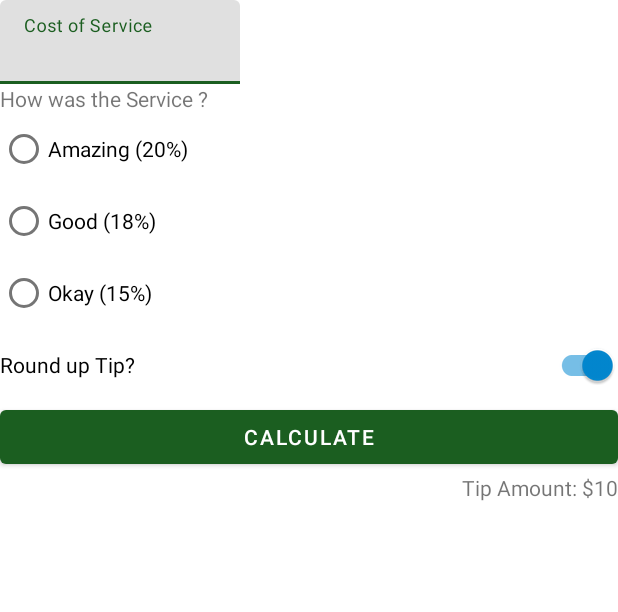
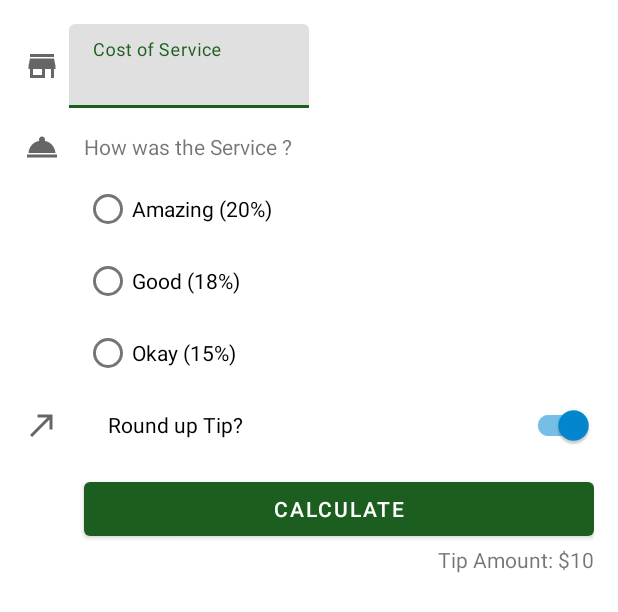
Before and after one commit to mesnuuu/TipTime, an Android app: the layout activity_main.xml on its own in the app's theme, with its tools: preview values and no code run, on a phone screen of 412 x 824 dp. Shown: the top 612 px of the screen. Run offline under Robolectric (Android 15) with nearby library versions, the phone set to English and light mode, and no system bars.

Commit message:
04 - icons
https://material.io/resources/icons/?style=baseline

support for vector drawables on the Android platform wasn't added until Android 5.0 (API level 21).

To make your app work on these older versions of Android (known as backwards compatibility), add the vectorDrawables element to your app's build.gradle file.

```diff
--- a/app/build.gradle
+++ b/app/build.gradle
@@ -17,6 +17,7 @@ android {
         targetSdkVersion 30
         versionCode 1
         versionName "1.0"
+        vectorDrawables.useSupportLibrary = true
 
         testInstrumentationRunner "androidx.test.runner.AndroidJUnitRunner"
     }
--- /dev/null
+++ b/app/src/main/res/drawable/ic_round_up.xml
@@ -0,0 +1,10 @@
+<vector xmlns:android="http://schemas.android.com/apk/res/android"
+    android:width="24dp"
+    android:height="24dp"
+    android:viewportWidth="24"
+    android:viewportHeight="24"
+    android:tint="?attr/colorControlNormal">
+  <path
+      android:fillColor="@android:color/white"
+      android:pathData="M9,5v2h6.59L4,18.59 5.41,20 17,8.41V15h2V5z"/>
+</vector>
--- /dev/null
+++ b/app/src/main/res/drawable/ic_service.xml
@@ -0,0 +1,10 @@
+<vector xmlns:android="http://schemas.android.com/apk/res/android"
+    android:width="24dp"
+    android:height="24dp"
+    android:viewportWidth="24"
+    android:viewportHeight="24"
+    android:tint="?attr/colorControlNormal">
+  <path
+      android:fillColor="@android:color/white"
+      android:pathData="M2,17h20v2L2,19zM13.84,7.79c0.1,-0.24 0.16,-0.51 0.16,-0.79 0,-1.1 -0.9,-2 -2,-2s-2,0.9 -2,2c0,0.28 0.06,0.55 0.16,0.79C6.25,8.6 3.27,11.93 3,16h18c-0.27,-4.07 -3.25,-7.4 -7.16,-8.21z"/>
+</vector>
--- /dev/null
+++ b/app/src/main/res/drawable/ic_store.xml
@@ -0,0 +1,10 @@
+<vector xmlns:android="http://schemas.android.com/apk/res/android"
+    android:width="24dp"
+    android:height="24dp"
+    android:viewportWidth="24"
+    android:viewportHeight="24"
+    android:tint="?attr/colorControlNormal">
+  <path
+      android:fillColor="@android:color/white"
+      android:pathData="M20,4L4,4v2h16L20,4zM21,14v-2l-1,-5L4,7l-1,5v2h1v6h10v-6h4v6h2v-6h1zM12,18L6,18v-4h6v4z"/>
+</vector>
--- a/app/src/main/res/layout/activity_main.xml
+++ b/app/src/main/res/layout/activity_main.xml
@@ -3,13 +3,27 @@
     xmlns:app="http://schemas.android.com/apk/res-auto"
     xmlns:tools="http://schemas.android.com/tools"
     android:layout_width="match_parent"
-    android:layout_height="match_parent"
+    android:layout_height="wrap_content"
+    android:padding="16dp"
     tools:context=".MainActivity">
+
+    <ImageView
+        android:id="@+id/icon_cost_of_service"
+        android:layout_width="wrap_content"
+        android:layout_height="wrap_content"
+        android:importantForAccessibility="no"
+        app:layout_constraintBottom_toBottomOf="@id/cost_of_service"
+        app:layout_constraintStart_toStartOf="parent"
+        app:layout_constraintTop_toTopOf="@id/cost_of_service"
+        app:srcCompat="@drawable/ic_store" />
+
 
     <com.google.android.material.textfield.TextInputLayout
         android:id="@+id/cost_of_service"
         android:layout_width="160dp"
         android:layout_height="wrap_content"
+        android:layout_marginStart="30dp"
+        android:layout_marginLeft="30dp"
         android:hint="@string/cost_of_service"
         app:layout_constraintStart_toStartOf="parent"
         app:layout_constraintTop_toTopOf="parent">
@@ -18,26 +32,40 @@
             android:id="@+id/cost_of_service_edit_text"
             android:layout_width="match_parent"
             android:layout_height="wrap_content"
-            android:inputType="numberDecimal"
-            />
+            android:inputType="numberDecimal" />
 
     </com.google.android.material.textfield.TextInputLayout>
+
+    <ImageView
+        android:id="@+id/icon_service_question"
+        android:layout_width="wrap_content"
+        android:layout_height="wrap_content"
+        android:importantForAccessibility="no"
+        app:layout_constraintBottom_toBottomOf="@+id/service_question"
+        app:layout_constraintStart_toStartOf="parent"
+        app:layout_constraintTop_toTopOf="@+id/service_question"
+        app:srcCompat="@drawable/ic_service" />
 
     <TextView
         android:id="@+id/service_question"
         android:layout_width="wrap_content"
         android:layout_height="wrap_content"
+        android:layout_margin="16dp"
+
         android:text="@string/how_was_the_service"
-        app:layout_constraintStart_toStartOf="parent"
+        app:layout_constraintStart_toEndOf="@+id/icon_cost_of_service"
         app:layout_constraintTop_toBottomOf="@+id/cost_of_service" />
+
+    <!--using material switch component.-->
 
     <RadioGroup
         android:id="@+id/tip_options"
         android:layout_width="wrap_content"
         android:layout_height="wrap_content"
+        android:layout_marginTop="8dp"
         android:checkedButton="@+id/option_20_pecent"
         android:orientation="vertical"
-        app:layout_constraintStart_toStartOf="parent"
+        app:layout_constraintStart_toStartOf="@+id/service_question"
         app:layout_constraintTop_toBottomOf="@+id/service_question">
 
         <RadioButton
@@ -59,27 +87,35 @@
 
     </RadioGroup>
 
-    <!--using material switch component.-->
+    <ImageView
+        android:layout_width="wrap_content"
+        android:layout_height="wrap_content"
+        app:layout_constraintBottom_toBottomOf="@+id/round_up_switch"
+        app:layout_constraintStart_toStartOf="parent"
+        app:layout_constraintTop_toTopOf="@+id/round_up_switch"
+        app:srcCompat="@drawable/ic_round_up" />
+
     <com.google.android.material.switchmaterial.SwitchMaterial
         android:id="@+id/round_up_switch"
         android:layout_width="0dp"
         android:layout_height="wrap_content"
+        android:layout_marginLeft="16dp"
         android:checked="true"
         android:text="Round up Tip?"
         app:layout_constraintEnd_toEndOf="parent"
-        app:layout_constraintStart_toStartOf="parent"
-        app:layout_constraintTop_toBottomOf="@+id/tip_options"/>
-
+        app:layout_constraintStart_toStartOf="@+id/tip_options"
+        app:layout_constraintTop_toBottomOf="@+id/tip_options" />
 
 
     <Button
         android:id="@+id/calculate_button"
         android:layout_width="0dp"
         android:layout_height="wrap_content"
+        android:layout_marginTop="8dp"
         android:text="@string/calculate"
         android:textAllCaps="true"
         app:layout_constraintEnd_toEndOf="parent"
-        app:layout_constraintStart_toStartOf="parent"
+        app:layout_constraintStart_toStartOf="@+id/tip_options"
         app:layout_constraintTop_toBottomOf="@+id/round_up_switch">
 
     </Button>
```
